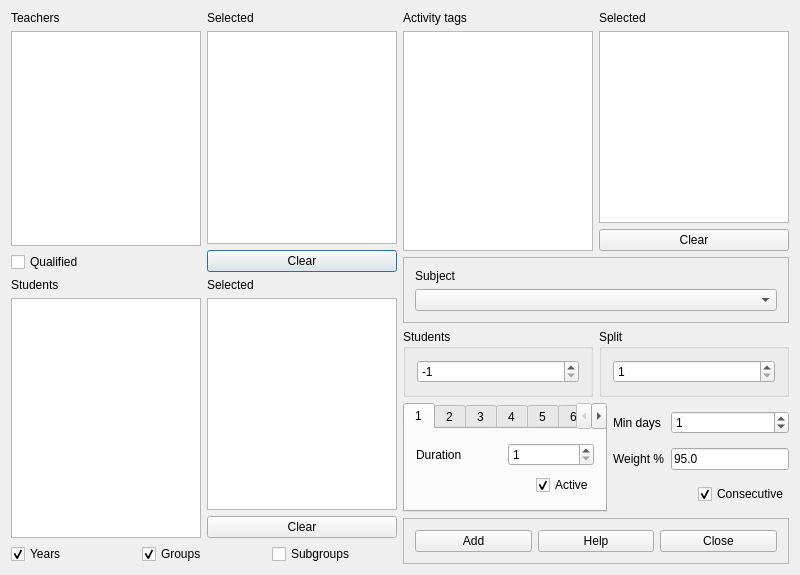
rodolforg/fet, file src/interface/addactivityform_template.ui: the form before one commit.
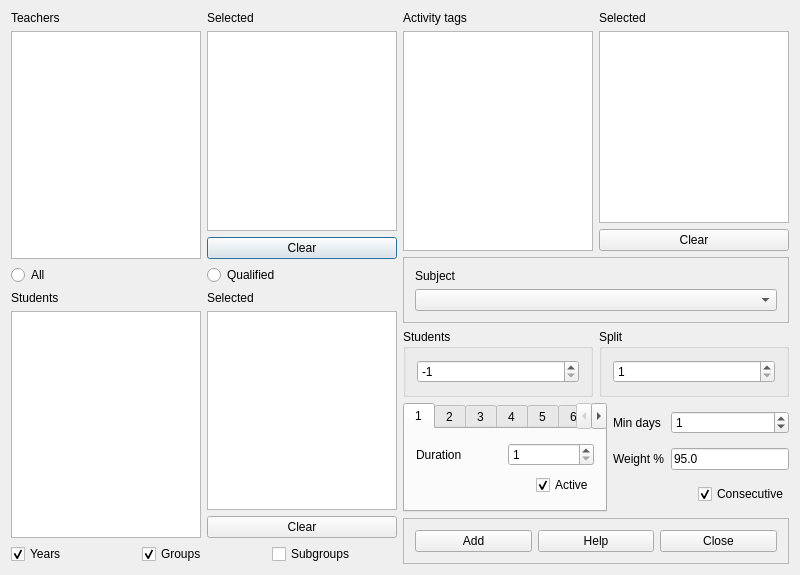
The form after the commit.

Commit message: change qualified teacher checkbox for radiobuttons

```diff
--- a/src/interface/addactivityform_template.ui
+++ b/src/interface/addactivityform_template.ui
@@ -33,13 +33,6 @@
          <item>
           <widget class="QListWidget" name="allTeachersListWidget"/>
          </item>
-         <item>
-          <widget class="QCheckBox" name="qualifiedCheckBox">
-           <property name="text">
-            <string comment="It refers to teachers. It will show only the teachers qualified for the selected subject.">Qualified</string>
-           </property>
-          </widget>
-         </item>
         </layout>
        </item>
        <item>
@@ -68,6 +61,24 @@
        </item>
       </layout>
      </item>
+     <item>
+      <layout class="QHBoxLayout" name="horizontalLayout_79">
+       <item>
+        <widget class="QRadioButton" name="allTeachersRadioButton">
+         <property name="text">
+          <string comment="It refers to teachers. It will show all the teachers.">All</string>
+         </property>
+        </widget>
+       </item>
+       <item>
+        <widget class="QRadioButton" name="qualifiedTeachersRadioButton">
+         <property name="text">
+          <string comment="It refers to teachers. It will show only the teachers qualified for the selected subject.">Qualified</string>
+         </property>
+        </widget>
+       </item>
+      </layout>
+     </item>
      <item>
       <layout class="QHBoxLayout" name="horizontalLayout_9">
        <item>
```
Left out of the diff: 2 changed lines with no effect on the pictures. The commit also changes 8 other files.
